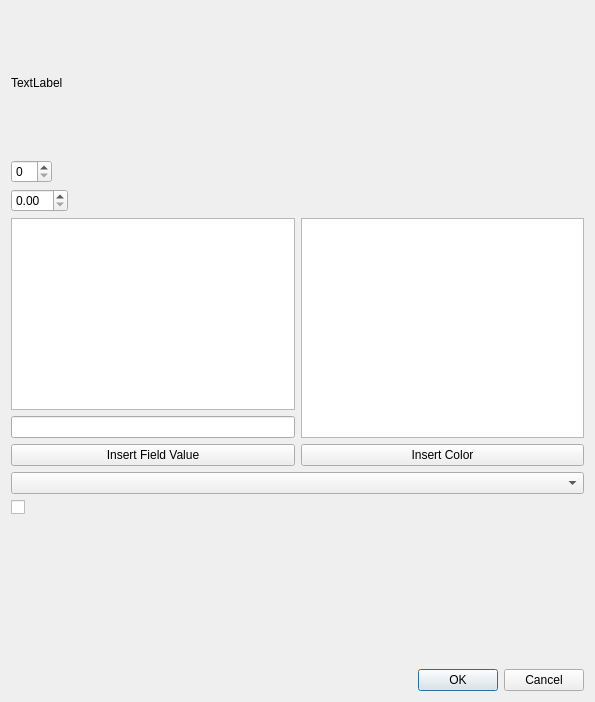
Qt form src/editor/objecteditor/ui/objectvaluedialog.ui (tdauth/wc3lib) before a commit.
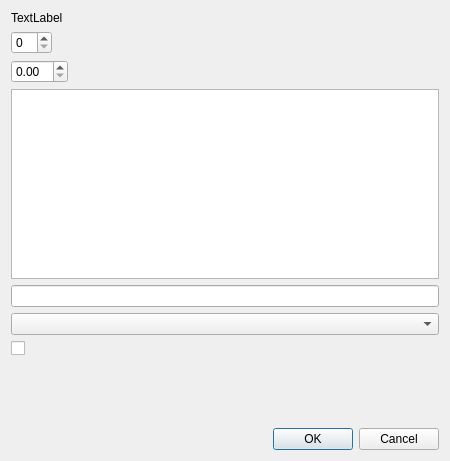
The same form after that commit. Custom widgets are drawn as their Qt base class.

Diff of the .ui file:
```diff
--- a/src/editor/objecteditor/ui/objectvaluedialog.ui
+++ b/src/editor/objecteditor/ui/objectvaluedialog.ui
@@ -6,8 +6,8 @@
    <rect>
     <x>0</x>
     <y>0</y>
-    <width>595</width>
-    <height>702</height>
+    <width>450</width>
+    <height>461</height>
    </rect>
   </property>
   <property name="sizePolicy">
@@ -97,27 +97,6 @@
            </item>
           </layout>
          </item>
-         <item>
-          <widget class="QTextBrowser" name="m_previewTextBrowser"/>
-         </item>
-        </layout>
-       </item>
-       <item>
-        <layout class="QHBoxLayout" name="horizontalLayout_4">
-         <item>
-          <widget class="QPushButton" name="m_insertFieldValuePushButton">
-           <property name="text">
-            <string>Insert Field Value</string>
-           </property>
-          </widget>
-         </item>
-         <item>
-          <widget class="QPushButton" name="m_insertColorPushButton">
-           <property name="text">
-            <string>Insert Color</string>
-           </property>
-          </widget>
-         </item>
         </layout>
        </item>
        <item>
@@ -130,9 +109,6 @@
          </property>
         </widget>
        </item>
-       <item>
-        <widget class="KEditListWidget" name="m_editListWidget"/>
-       </item>
        <item>
         <spacer name="verticalSpacer_2">
          <property name="orientation">
@@ -160,11 +136,6 @@
   </layout>
  </widget>
  <customwidgets>
-  <customwidget>
-   <class>KEditListWidget</class>
-   <extends>QWidget</extends>
-   <header>keditlistwidget.h</header>
-  </customwidget>
   <customwidget>
    <class>KDialogButtonBox</class>
    <extends>QDialogButtonBox</extends>
```
